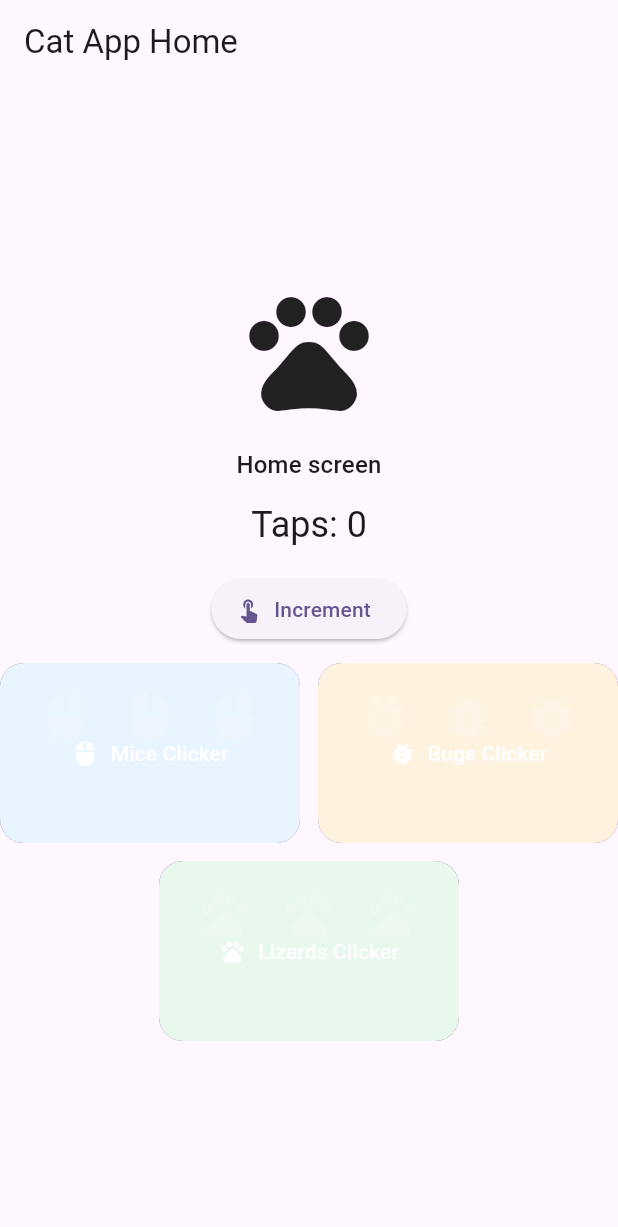
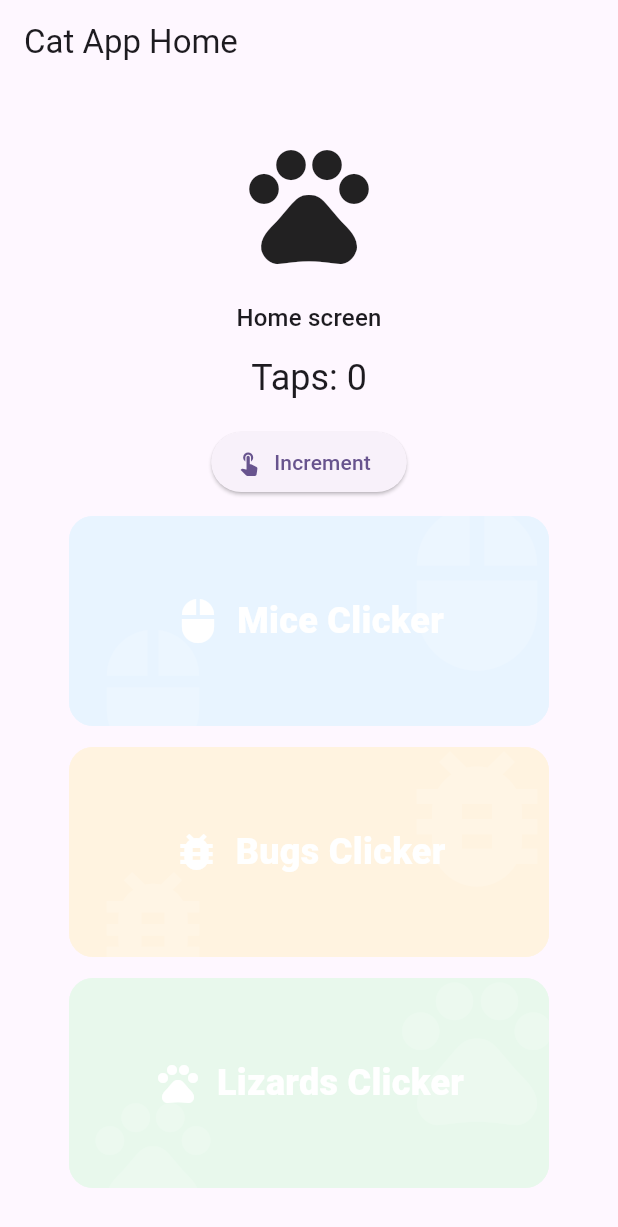
Before and after one commit to wlitton/cat-app, a Flutter app: the screen it shows after launch, on a phone screen of 412 x 824 dp. Shown: the top 1227 px of the screen. Run offline on Flutter 3.47's test engine with Material 3 defaults, Android fonts, the phone set to English and light mode, and no system bars.

Commit message:
Redesign home clicker buttons as large stacked cards

```diff
--- a/lib/main.dart
+++ b/lib/main.dart
@@ -86,30 +86,30 @@ class _HomePageState extends State<HomePage> {
               onPressed: _increment,
             ),
             const SizedBox(height: 12),
-            Wrap(
-              alignment: WrapAlignment.center,
-              spacing: 12,
-              runSpacing: 12,
+            Column(
+              mainAxisSize: MainAxisSize.min,
               children: [
                 _ClickerButton(
-                  width: 200,
-                  height: 120,
+                  width: 320,
+                  height: 140,
                   backgroundColor: _miceScreenBackground,
                   icon: Icons.mouse,
                   label: 'Mice Clicker',
                   onPressed: _openMiceClicker,
                 ),
+                const SizedBox(height: 14),
                 _ClickerButton(
-                  width: 200,
-                  height: 120,
+                  width: 320,
+                  height: 140,
                   backgroundColor: _bugsScreenBackground,
                   icon: Icons.bug_report,
                   label: 'Bugs Clicker',
                   onPressed: _openBugsClicker,
                 ),
+                const SizedBox(height: 14),
                 _ClickerButton(
-                  width: 200,
-                  height: 120,
+                  width: 320,
+                  height: 140,
                   backgroundColor: _lizardsScreenBackground,
                   icon: Icons.pets,
                   label: 'Lizards Clicker',
@@ -143,12 +143,16 @@ class _ClickerButton extends StatelessWidget {
 
   @override
   Widget build(BuildContext context) {
+    final Color iconPreviewColor = Colors.white.withValues(alpha: 0.16);
+
     return SizedBox(
       width: width,
       height: height,
       child: FilledButton(
         onPressed: onPressed,
         style: FilledButton.styleFrom(
+          backgroundColor: backgroundColor,
+          foregroundColor: Colors.white,
           padding: EdgeInsets.zero,
           shape: RoundedRectangleBorder(
             borderRadius: BorderRadius.circular(16),
@@ -156,38 +160,44 @@ class _ClickerButton extends StatelessWidget {
         ),
         child: Ink(
           decoration: BoxDecoration(
-            color: backgroundColor,
+            gradient: LinearGradient(
+              colors: [
+                backgroundColor.withValues(alpha: 0.85),
+                backgroundColor.withValues(alpha: 1),
+              ],
+              begin: Alignment.topLeft,
+              end: Alignment.bottomRight,
+            ),
             borderRadius: BorderRadius.circular(16),
           ),
           child: Stack(
             fit: StackFit.expand,
             children: [
-              Align(
-                alignment: Alignment.topCenter,
-                child: Opacity(
-                  opacity: 0.22,
-                  child: Padding(
-                    padding: const EdgeInsets.only(top: 18),
-                    child: Row(
-                      mainAxisSize: MainAxisSize.min,
-                      children: [
-                        Icon(icon, size: 36),
-                        const SizedBox(width: 20),
-                        Icon(icon, size: 36),
-                        const SizedBox(width: 20),
-                        Icon(icon, size: 36),
-                      ],
-                    ),
-                  ),
-                ),
+              Positioned(
+                top: -12,
+                right: -12,
+                child: Icon(icon, size: 120, color: iconPreviewColor),
+              ),
+              Positioned(
+                bottom: -24,
+                left: 10,
+                child: Icon(icon, size: 92, color: iconPreviewColor),
               ),
               Center(
                 child: Row(
                   mainAxisSize: MainAxisSize.min,
                   children: [
-                    Icon(icon),
-                    const SizedBox(width: 8),
-                    Text(label),
+                    Icon(icon, size: 32, color: Colors.white),
+                    const SizedBox(width: 10),
+                    Text(
+                      label,
+                      style: Theme.of(context).textTheme.headlineSmall
+                          ?.copyWith(
+                            color: Colors.white,
+                            fontWeight: FontWeight.w800,
+                            letterSpacing: 0.2,
+                          ),
+                    ),
                   ],
                 ),
               ),
```
